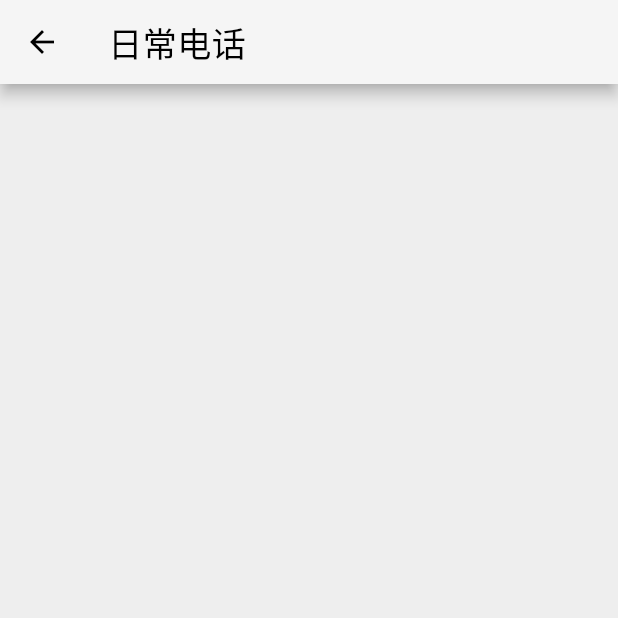
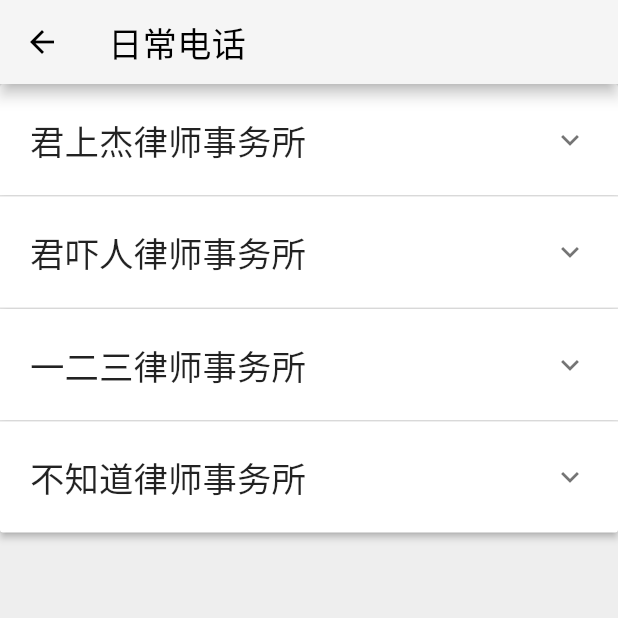
Before and after one commit to DreamGhostStar/LawyerPlatform, a Flutter app: the DayTimePhone screen opened by its route, on a phone screen of 412 x 824 dp, the top half of it. Run offline on Flutter 3.47's test engine with Material 2 defaults, Android fonts, the phone set to English and light mode, and no system bars; our stand-ins replace convert, dio, flutter_html, flutter_slidable, fluttertoast, image_picker and 1 more; missing offline and left inert: flui, flutter_uploader, r_calendar; accounts and stored records are empty; Roboto replaces fonts that are missing (main).

Commit message:
新增日常电话数据模型，完成日常电话页面

```diff
--- /dev/null
+++ b/lib/components/expansion_item.dart
@@ -0,0 +1,9 @@
+import 'package:flutter/cupertino.dart';
+
+class ExpansionPanelItem {
+  final String headerText;
+  final Widget body;
+  bool isExpanded = false;
+
+  ExpansionPanelItem({this.body, this.headerText, this.isExpanded});
+}
--- /dev/null
+++ b/lib/model/work_phone_list.dart
@@ -0,0 +1,64 @@
+class Contack {
+  final String name; //联系人姓名
+  final String phone; //联系人电话
+
+  Contack({this.name, this.phone});
+
+  factory Contack.init(Map<String, dynamic> json) {
+    return Contack(name: json['name'], phone: json['phone']);
+  }
+}
+
+// 单位电话数据模型
+class WorkPhoneItem {
+  final String name; //单位名称
+  final List<Map> contacks; //联系人
+
+  WorkPhoneItem({this.name, this.contacks});
+
+  factory WorkPhoneItem.init(Map<String, dynamic> json) {
+    List<Map> getList(list) {
+      List<Map> arr = [];
+      list.forEach((item) {
+        arr.add(item);
+      });
+      return arr;
+    }
+
+    return WorkPhoneItem(
+      name: json['name'],
+      contacks: getList(json['contacks']),
+    );
+  }
+}
+
+List<WorkPhoneItem> workPhoneListmodel = [
+  new WorkPhoneItem.init({
+    'name': '君上杰律师事务所',
+    'contacks': [
+      {'name': '张硕', 'phone': '15701624628'},
+      {'name': '王冕', 'phone': '23423423324'}
+    ]
+  }),
+  new WorkPhoneItem.init({
+    'name': '君吓人律师事务所',
+    'contacks': [
+      {'name': '张三', 'phone': '15701624628'},
+      {'name': '李四', 'phone': '23423423324'}
+    ]
+  }),
+  new WorkPhoneItem.init({
+    'name': '一二三律师事务所',
+    'contacks': [
+      {'name': '王五', 'phone': '15701624628'},
+      {'name': '赵柳', 'phone': '23423423324'}
+    ]
+  }),
+  new WorkPhoneItem.init({
+    'name': '不知道律师事务所',
+    'contacks': [
+      {'name': '阿达', 'phone': '15701624628'},
+      {'name': '切切', 'phone': '23423423324'}
+    ]
+  }),
+];
--- a/lib/page/daytime_phone.dart
+++ b/lib/page/daytime_phone.dart
@@ -1,5 +1,8 @@
 import 'package:flutter/material.dart';
+import 'package:lawyerplatform/components/expansion_item.dart';
 import 'package:lawyerplatform/components/util.dart';
+import 'package:lawyerplatform/model/work_phone_list.dart';
+import 'package:url_launcher/url_launcher.dart';
 
 class DayTimePhone extends StatefulWidget {
   DayTimePhone({Key key}) : super(key: key);
@@ -10,11 +13,62 @@ class DayTimePhone extends StatefulWidget {
 
 class _DayTimePhoneState extends State<DayTimePhone> {
   bool _loading = false;
+  List<WorkPhoneItem> _list = [];
+  List<ExpansionPanelItem> _expansionPanelItems = [];
 
   Future _load() async {
     setState(() {
       _loading = true;
     });
+    _list.addAll(workPhoneListmodel);
+    print(_list.length);
+    _list.forEach((e) {
+      //日常电话列表中的每一项构建一个收缩面板项
+      _expansionPanelItems.add(ExpansionPanelItem(
+        headerText: e.name,
+        body: Container(
+          padding: EdgeInsets.all(20),
+          width: double.infinity,
+          child: Column(
+            children: e.contacks
+                .map((item) => Column(
+                      children: [
+                        Row(
+                          mainAxisAlignment: MainAxisAlignment.spaceBetween,
+                          children: [
+                            Container(
+                                child: Text(
+                              item['name'],
+                              style: TextStyle(fontSize: 20),
+                            )),
+                            Row(
+                              children: [
+                                Container(
+                                    child: Text(
+                                  item['phone'],
+                                  style: TextStyle(fontSize: 16),
+                                )),
+                                IconButton(
+                                    icon: Icon(Icons.phone),
+                                    color: Colors.blue,
+                                    onPressed: () {
+                                      _launchPhone(item['phone']);
+                                    })
+                              ],
+                            )
+                          ],
+                        ),
+                        Divider()
+                      ],
+                    ))
+                .toList(),
+          ),
+        ),
+        isExpanded: false,
+      ));
+    });
+    print(_list.length);
+    print(_expansionPanelItems.length);
     Future.delayed(Duration(seconds: 1), () {
       setState(() {
         _loading = false;
@@ -30,14 +84,55 @@ class _DayTimePhoneState extends State<DayTimePhone> {
     _load();
   }
 
+  _launchPhone(String phoneNumber) async {
+    var url = 'tel:$phoneNumber';
+    if (await canLaunch(url)) {
+      await launch(url);
+    } else {
+      Scaffold.of(context).showSnackBar(SnackBar(content: Text('出错了...')));
+      throw 'Could not launch $url';
+    }
+  }
+
   @override
   Widget build(BuildContext context) {
     return Scaffold(
-      backgroundColor: Colors.grey[200],
-      appBar: AppBar(
-        title: Text('日常电话'),
-      ),
-      body: _loading ? loadingWidget(_loading) : ListView(),
-    );
+        backgroundColor: Colors.grey[200],
+        appBar: AppBar(
+          title: Text('日常电话'),
+        ),
+        body: _loading
+            ? loadingWidget(_loading)
+            : ListView(
+                children: [
+                  ExpansionPanelList(
+                    // expandedHeaderPadding: ,
+                    expansionCallback: (panelIndex, isExpanded) {
+                      setState(() {
+                        _expansionPanelItems[panelIndex].isExpanded =
+                            !isExpanded;
+                      });
+                    },
+                    children: _expansionPanelItems.map((e) {
+                      return ExpansionPanel(
+                          headerBuilder:
+                              (BuildContext context, bool isExpanded) {
+                            return Container(
+                              padding: EdgeInsets.only(
+                                  left: 20, right: 20, top: 10, bottom: 10),
+                              margin: EdgeInsets.only(top: 10, bottom: 10),
+                              child: Text(
+                                e.headerText,
+                                style:
+                                    TextStyle(fontFamily: 'main', fontSize: 23),
+                              ),
+                            );
+                          },
+                          body: e.body,
+                          isExpanded: e.isExpanded);
+                    }).toList(),
+                  )
+                ],
+              ));
   }
 }
```
